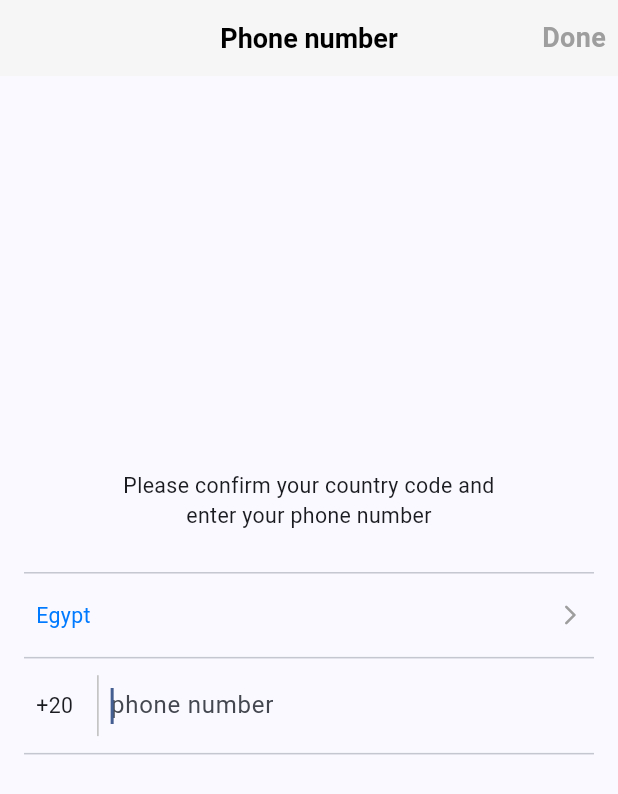
After one commit to Mostafa3wad/whats-app-clone, a Flutter app: the LoginPage screen opened by its route, on a phone screen of 412 x 824 dp. The commit adds this screen. Shown: the top 794 px of the screen. Run offline on Flutter 3.47's test engine with Material 3 defaults, Android fonts, the phone set to English and light mode, and no system bars; drawn by our look-alikes of dynamic_color; our stand-ins replace connectivity_plus, dartz, dio, equatable, flutter_bloc, flutter_screenutil and 5 more; accounts and stored records are empty; Roboto replaces fonts that are missing (Rubik).

```diff
--- a/lib/config/routing/app_routes.dart
+++ b/lib/config/routing/app_routes.dart
@@ -1,5 +1,7 @@
 import 'package:flutter/cupertino.dart';
+import 'package:whats_app_clone/features/home/presentation/pages/home_page.dart';
 import 'package:whats_app_clone/features/login/presentation/pages/login_page.dart';
+import 'package:whats_app_clone/features/login/presentation/pages/otp_page.dart';
 
 import '../../core/constants/paths/route_names.dart';
 
@@ -10,6 +12,17 @@ Route<dynamic> generateRoutes(RouteSettings settings) {
         builder: (BuildContext context) => const LoginPage(),
       );
 
+    case RouteNames.otp:
+      final String phoneNumber = settings.arguments as String;
+      return CupertinoPageRoute<dynamic>(
+        builder: (BuildContext context) => OtpPage(phoneNumber: phoneNumber),
+      );
+
+    case RouteNames.home:
+      return CupertinoPageRoute<dynamic>(
+        builder: (BuildContext context) => const HomePage(),
+      );
+
     default:
       return CupertinoPageRoute<dynamic>(
         builder: (_) => const Center(), //TODO: Build route exception page
--- a/lib/config/themes/app_colors.dart
+++ b/lib/config/themes/app_colors.dart
@@ -9,5 +9,8 @@ class AppColors {
   static const Color secendry = Color(0xff9DCEFF);
 
   static const Color white = Color(0xFFFFFFFF);
-  static const Color gray = Color(0xFFABABAB);
+  static const Color grey = Color(0xFFF6F6F6);
+  static const Color grey2 = Color(0xFFD1D1D6);
+
+  static const Color error = Color(0xFFFF3B30);
 }
--- a/lib/config/themes/text_styles.dart
+++ b/lib/config/themes/text_styles.dart
@@ -11,12 +11,17 @@ class AppStyles {
     fontWeight: FontWeight.bold,
   );
   static final TextStyle h1Blod = TextStyle(
-    fontSize: 28.sp,
+    fontSize: 18.sp,
     fontWeight: FontWeight.bold,
   );
 
   static final TextStyle b1Blod = TextStyle(
-    fontSize: 12.sp,
-    fontWeight: FontWeight.w500,
+    fontSize: 14.sp,
+   );
+
+  static final TextStyle appBarStyle = const TextStyle(
+    fontSize: 18,
+    color: Colors.black,
+    fontWeight: FontWeight.bold,
   );
 }
--- a/lib/config/themes/theme_manager.dart
+++ b/lib/config/themes/theme_manager.dart
@@ -1,5 +1,6 @@
 import 'package:dynamic_color/dynamic_color.dart';
 import 'package:flutter/material.dart';
+import 'package:whats_app_clone/config/themes/text_styles.dart';
 import 'app_colors.dart';
 
 class ThemeManager {
@@ -52,12 +53,8 @@ class ThemeManager {
     colorScheme: lightColorScheme,
     appBarTheme: AppBarTheme(
       centerTitle: true,
-      titleTextStyle: TextStyle(
-        fontSize: 18,
-        color: lightColorScheme.onSurface,
-        fontWeight: FontWeight.bold,
-        fontFamily: 'Rubik',
-      ),
+      backgroundColor: AppColors.grey,
+      titleTextStyle: AppStyles.appBarStyle,
     ),
     fontFamily: 'Rubik',
     bottomSheetTheme: BottomSheetThemeData(
--- a/lib/core/constants/paths/route_names.dart
+++ b/lib/core/constants/paths/route_names.dart
@@ -1,6 +1,7 @@
 class RouteNames {
   static const String splash = '/splash';
   static const String login = '/login';
+  static const String otp = '/otp';
   static const String settings = '/settings';
   static const String home = '/settings';
   static const String chat = '/chat';
--- /dev/null
+++ b/lib/features/login/presentation/pages/login_page.dart
@@ -0,0 +1,137 @@
+import 'dart:developer';
+
+import 'package:flutter/material.dart';
+import 'package:flutter/services.dart';
+import 'package:flutter_screenutil/flutter_screenutil.dart';
+import 'package:whats_app_clone/config/themes/app_colors.dart';
+import 'package:whats_app_clone/config/themes/text_styles.dart';
+import 'package:whats_app_clone/core/constants/paths/route_names.dart';
+import 'package:whats_app_clone/core/helpers/validation_helper.dart';
+import 'package:whats_app_clone/features/login/presentation/widgets/login_app_bar.dart';
+
+class LoginPage extends StatefulWidget {
+  const LoginPage({super.key});
+
+  @override
+  State<LoginPage> createState() => _LoginPageState();
+}
+
+class _LoginPageState extends State<LoginPage> {
+  TextEditingController phoneController = TextEditingController();
+  bool _isValidPhoneNumber = false;
+
+  @override
+  void dispose() {
+    phoneController.dispose();
+    super.dispose();
+  }
+
+  @override
+  Widget build(BuildContext context) {
+    return Scaffold(
+      appBar: LoginAppBar(
+        title: 'Phone number',
+        isValid: _isValidPhoneNumber,
+        onTap: () => Navigator.pushNamed(
+          context,
+          RouteNames.otp,
+          arguments: '+20${phoneController.text}',
+        ),
+      ),
+
+      body: Padding(
+        padding: const EdgeInsets.symmetric(horizontal: 16),
+        child: Column(
+          mainAxisAlignment: MainAxisAlignment.center,
+          children: <Widget>[
+            Align(
+              child: Text(
+                'Please confirm your country code and\nenter your phone number',
+                textAlign: TextAlign.center,
+                style: AppStyles.b1Blod,
+              ),
+            ),
+            SizedBox(height: 20.h),
+            const Divider(),
+            Padding(
+              padding: const EdgeInsets.symmetric(horizontal: 8.0),
+              child: Row(
+                mainAxisAlignment: MainAxisAlignment.spaceBetween,
+                children: <Widget>[
+                  Text(
+                    'Egypt',
+                    style: AppStyles.b1Blod.copyWith(
+                      color: AppColors.brandColor,
+                    ),
+                  ),
+                  SizedBox(height: 40.h),
+                  const Icon(
+                    Icons.arrow_forward_ios_rounded,
+                    color: Colors.grey,
+                    size: 16,
+                  ),
+                ],
+              ),
+            ),
+            const Divider(),
+            Padding(
+              padding: const EdgeInsets.symmetric(horizontal: 8.0),
+              child: Row(
+                children: <Widget>[
+                  Text('+20', style: AppStyles.b1Blod),
+                  const VerticalDivider(),
+                  Container(
+                    height: 40.h,
+                    width: 1,
+                    color: Colors.grey.shade400,
+                  ),
+                  Expanded(
+                    child: Padding(
+                      padding: const EdgeInsets.symmetric(horizontal: 8.0),
+                      child: TextField(
+                        keyboardType: TextInputType.phone,
+                        controller: phoneController,
+                        maxLength: 11,
+                        autofocus: true,
+                        inputFormatters: <TextInputFormatter>[
+                          FilteringTextInputFormatter.digitsOnly,
+                        ],
+                        onChanged: (String value) {
+                          if (value.isNotEmpty) {
+                            setState(() {
+                              _isValidPhoneNumber =
+                                  ValidationHelper.isValidEgyptianNumber(
+                                        value,
+                                      ) !=
+                                      null
+                                  ? false
+                                  : true;
+                              log(_isValidPhoneNumber.toString());
+                            });
+                          }
+                        },
+                        decoration: const InputDecoration(
+                          hintText: 'phone number',
+                          border: InputBorder.none,
+                          counterText: '',
+                        ),
+                      ),
+                    ),
+                  ),
+                ],
+              ),
+            ),
+            const Divider(),
+            SizedBox(height: 10.h),
+            if (phoneController.text.isNotEmpty && !_isValidPhoneNumber)
+              Text(
+                ValidationHelper.isValidEgyptianNumber(phoneController.text)!,
+                style: const TextStyle(color: AppColors.error),
+              ),
+            SizedBox(height: 40.h),
+          ],
+        ),
+      ),
+    );
+  }
+}
--- /dev/null
+++ b/lib/features/login/presentation/widgets/login_app_bar.dart
@@ -0,0 +1,42 @@
+import 'package:flutter/material.dart';
+import 'package:flutter_screenutil/flutter_screenutil.dart';
+import 'package:whats_app_clone/config/themes/text_styles.dart';
+
+import '../../../../config/themes/app_colors.dart';
+
+class LoginAppBar extends StatelessWidget implements PreferredSizeWidget {
+  const LoginAppBar({
+    super.key,
+    required this.isValid,
+    required this.onTap,
+    required this.title,
+  });
+  final bool isValid;
+  final VoidCallback onTap;
+  final String title;
+
+  @override
+  Widget build(BuildContext context) {
+    return AppBar(
+      title: Text(title),
+      leading: Container(),
+      actions: <Padding>[
+        Padding(
+          padding: const EdgeInsets.symmetric(horizontal: 8.0),
+          child: GestureDetector(
+            onTap: isValid ? onTap : null,
+            child: Text(
+              'Done',
+              style: AppStyles.appBarStyle.copyWith(
+                color: isValid ? AppColors.brandColor : Colors.grey,
+              ),
+            ),
+          ),
+        ),
+      ],
+    );
+  }
+
+  @override
+  Size get preferredSize => Size.fromHeight(50.h);
+}
--- a/pubspec.yaml
+++ b/pubspec.yaml
@@ -49,6 +49,7 @@ dependencies:
 
   # UI
   flutter_screenutil: ^5.9.3
+  pinput: ^6.0.1
 
 dev_dependencies:
   # Code Generation
```
Also changed, not shown: lib/core/helpers/validation_helper.dart (+39 -17 lines), lib/features/home/presentation/cubit/home_cubit.dart (added, +8 -0 lines), lib/features/home/presentation/cubit/home_state.dart (added, +10 -0 lines), lib/features/home/presentation/pages/home_page.dart (added, +10 -0 lines), lib/features/login/presentation/cubit/login_cubit.dart (added, +8 -0 lines), lib/features/login/presentation/cubit/login_state.dart (added, +10 -0 lines), lib/features/login/presentation/pages/otp_page.dart (added, +41 -0 lines), lib/features/login/presentation/widgets/otp_rich_text.dart (added, +45 -0 lines), lib/features/login/presentation/widgets/otp_text_field.dart (added, +42 -0 lines), pubspec.lock.
